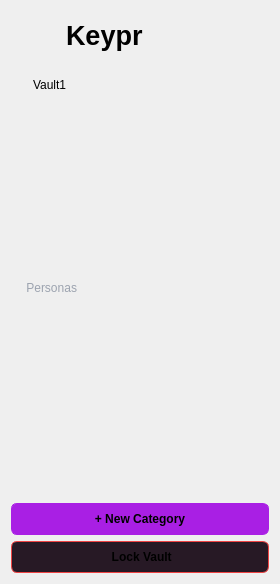
Before: the Qt Designer form src/sideBar/categoriesselection.ui in Keypr-org/qt_client, drawn with Qt 5.
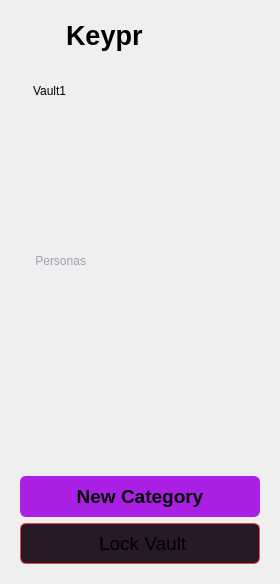
After: the same form once the commit is applied. Icons and pictures are not drawn. Custom widgets are drawn as their Qt base class.

```diff
--- a/src/sideBar/categoriesselection.ui
+++ b/src/sideBar/categoriesselection.ui
@@ -14,6 +14,18 @@
    <string notr="true"/>
   </property>
   <layout class="QVBoxLayout" name="verticalLayout_2">
+   <property name="leftMargin">
+    <number>20</number>
+   </property>
+   <property name="topMargin">
+    <number>20</number>
+   </property>
+   <property name="rightMargin">
+    <number>20</number>
+   </property>
+   <property name="bottomMargin">
+    <number>20</number>
+   </property>
    <item>
     <widget class="QWidget" name="logoWrapper" native="true">
      <property name="maximumSize">
@@ -23,6 +35,18 @@
       </size>
      </property>
      <layout class="QHBoxLayout" name="horizontalLayout_2">
+      <property name="leftMargin">
+       <number>0</number>
+      </property>
+      <property name="topMargin">
+       <number>0</number>
+      </property>
+      <property name="rightMargin">
+       <number>0</number>
+      </property>
+      <property name="bottomMargin">
+       <number>24</number>
+      </property>
       <item>
        <widget class="QLabel" name="keyprLogo">
         <property name="enabled">
@@ -80,6 +104,18 @@
       </size>
      </property>
      <layout class="QHBoxLayout" name="horizontalLayout_3">
+      <property name="leftMargin">
+       <number>0</number>
+      </property>
+      <property name="topMargin">
+       <number>0</number>
+      </property>
+      <property name="rightMargin">
+       <number>0</number>
+      </property>
+      <property name="bottomMargin">
+       <number>0</number>
+      </property>
       <item>
        <widget class="QLabel" name="iconShield">
         <property name="text">
@@ -205,6 +241,7 @@
     <widget class="QPushButton" name="createCategory">
      <property name="font">
       <font>
+       <pointsize>14</pointsize>
        <bold>true</bold>
       </font>
      </property>
@@ -220,7 +257,10 @@
 }</string>
      </property>
      <property name="text">
-      <string>+ New Category</string>
+      <string>New Category</string>
+     </property>
+     <property name="icon">
+      <iconset theme="QIcon::ThemeIcon::DocumentNew"/>
      </property>
      <property name="iconSize">
       <size>
@@ -234,7 +274,8 @@
     <widget class="QPushButton" name="lockVault">
      <property name="font">
       <font>
-       <bold>true</bold>
+       <pointsize>14</pointsize>
+       <bold>false</bold>
       </font>
      </property>
      <property name="cursor">
@@ -257,8 +298,8 @@
      </property>
      <property name="iconSize">
       <size>
-       <width>40</width>
-       <height>40</height>
+       <width>30</width>
+       <height>30</height>
       </size>
      </property>
     </widget>
```
